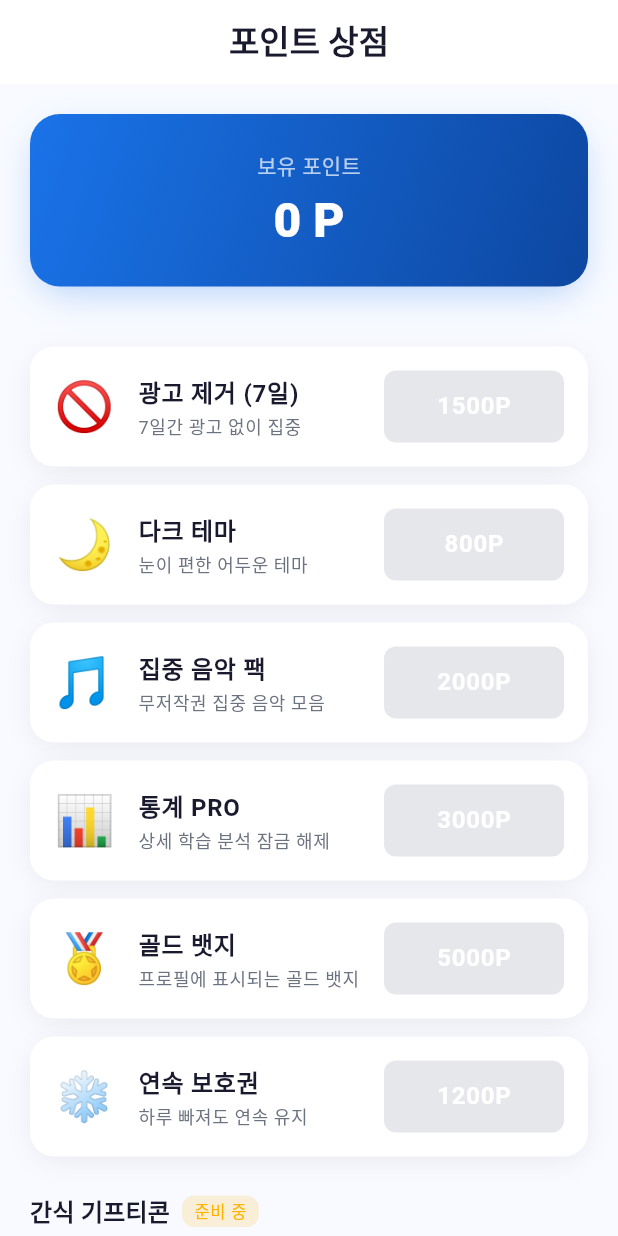
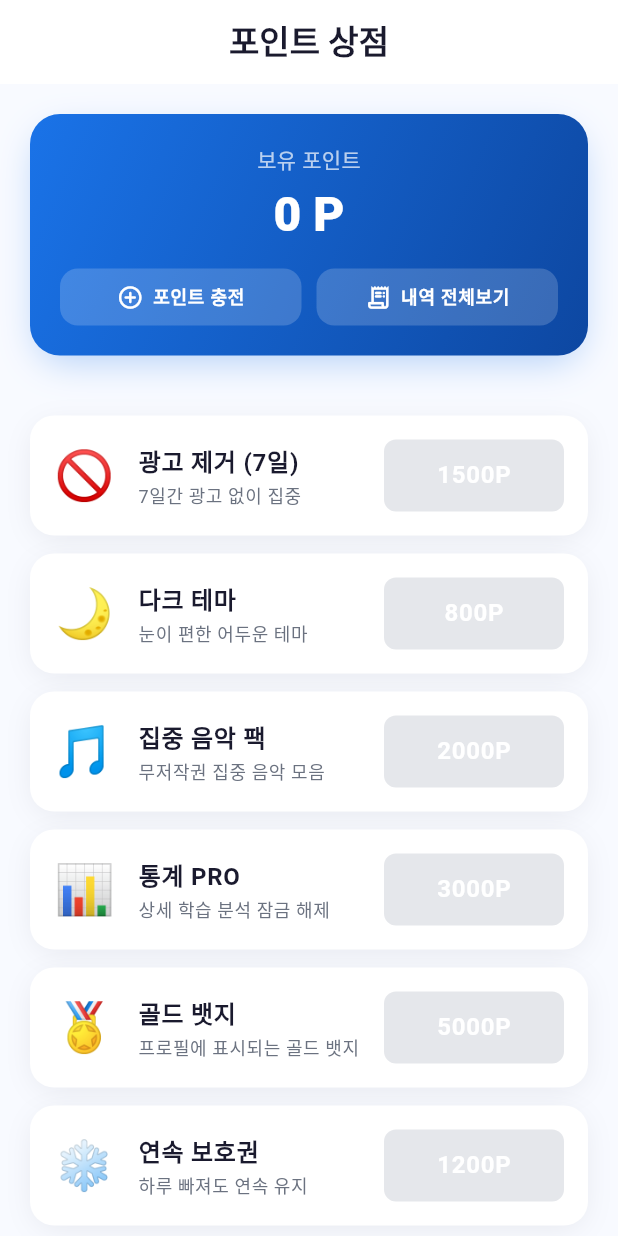
Before and after one commit to anchovy8781/studyfactory, a Flutter app: the PointStoreScreen screen opened by its route, on a phone screen of 412 x 824 dp. Run offline on Flutter 3.47's test engine with Material 3 defaults, Android fonts, the phone set to English and light mode, and no system bars; our stand-ins replace camera, cloud_firestore, dio, equatable, firebase_analytics, firebase_auth and 16 more; missing offline and left inert: google_mlkit_face_detection; accounts and stored records are empty; Roboto replaces fonts that are missing (Pretendard).

Commit message:
포인트 0 시작 + 내역(수령/교환/전체보기) + 충전→광고센터
- 가입 포인트 500 → 0 (활동으로 적립)
- RewardsService: 모든 포인트 변동을 pointHistory에 기록
  (공부/연속학습/추천인/구매)
- 포인트 내역 화면(/point-history): 전체보기·수령내역·교환내역 탭
- 포인트 상점 잔액 카드에 '포인트 충전'(→광고센터)·'내역 전체보기' 버튼
- 구매 시 차감 내역 기록

⚠️ Firestore 규칙에 users/{uid}/pointHistory 권한 필요

Co-Authored-By: Claude Opus 4.8 <noreply@anthropic.com>
Claude-Session: https://claude.ai/code/session_01HRsPvkXhWVbZvdjp6zzbXC

```diff
--- a/lib/core/router/app_router.dart
+++ b/lib/core/router/app_router.dart
@@ -28,6 +28,7 @@ import 'package:studyverse/features/auth/presentation/verify_email_screen.dart';
 import 'package:studyverse/features/legal/presentation/terms_screen.dart';
 import 'package:studyverse/features/legal/data/legal_documents.dart';
 import 'package:studyverse/features/store/presentation/point_store_screen.dart';
+import 'package:studyverse/features/store/presentation/point_history_screen.dart';
 import 'package:studyverse/features/ads/presentation/ad_center_screen.dart';
 import 'package:studyverse/features/notifications/presentation/notification_screen.dart';
 import 'package:studyverse/features/onboarding/presentation/onboarding_screen.dart';
@@ -172,6 +173,11 @@ final appRouterProvider = Provider<GoRouter>((ref) {
         path: '/store',
         pageBuilder: (context, state) =>
             _slidePage(state, const PointStoreScreen()),
+      ),
+      GoRoute(
+        path: '/point-history',
+        pageBuilder: (context, state) =>
+            _slidePage(state, const PointHistoryScreen()),
       ),
 
       // ── Ad center ───────────────────────────────────────────────────────
--- a/lib/features/auth/data/auth_repository.dart
+++ b/lib/features/auth/data/auth_repository.dart
@@ -73,7 +73,7 @@ class AuthRepository {
           'totalStudyHours': 0.0,
           'todayStudyHours': 0.0,
           'streakDays': 0,
-          'points': 500, // 첫 가입 보상
+          'points': 0, // 0부터 시작 (활동으로 적립)
           'role': 'user',
           'provider': 'email',
           'referralCode': referralCode,
--- a/lib/features/store/presentation/point_store_screen.dart
+++ b/lib/features/store/presentation/point_store_screen.dart
@@ -1,9 +1,11 @@
 import 'package:cloud_firestore/cloud_firestore.dart';
 import 'package:firebase_auth/firebase_auth.dart';
 import 'package:flutter/material.dart';
+import 'package:go_router/go_router.dart';
 import 'package:studyverse/core/constants/app_colors.dart';
 import 'package:studyverse/core/constants/app_sizes.dart';
 import 'package:studyverse/core/constants/app_text_styles.dart';
+import 'package:studyverse/core/services/rewards_service.dart';
 
 /// A purchasable store item.
 class _StoreItem {
@@ -56,7 +58,7 @@ class PointStoreScreen extends StatelessWidget {
 
                 return Column(
                   children: [
-                    _buildBalance(points),
+                    _buildBalance(context, points),
                     Expanded(
                       child: ListView(
                         padding: const EdgeInsets.all(AppSizes.paddingPageHorizontal),
@@ -145,11 +147,11 @@ class PointStoreScreen extends StatelessWidget {
     );
   }
 
-  Widget _buildBalance(int points) {
+  Widget _buildBalance(BuildContext context, int points) {
     return Container(
       width: double.infinity,
       margin: const EdgeInsets.all(AppSizes.paddingPageHorizontal),
-      padding: const EdgeInsets.symmetric(vertical: 24),
+      padding: const EdgeInsets.all(20),
       decoration: BoxDecoration(
         gradient: AppColors.primaryGradient,
         borderRadius: BorderRadius.circular(AppSizes.radiusXl),
@@ -163,7 +165,53 @@ class PointStoreScreen extends StatelessWidget {
           Text('$points P',
               style: AppTextStyles.headlineLarge.copyWith(
                   color: Colors.white, fontWeight: FontWeight.w800)),
+          const SizedBox(height: 16),
+          Row(
+            children: [
+              Expanded(
+                child: _balanceButton(
+                  icon: Icons.add_circle_outline_rounded,
+                  label: '포인트 충전',
+                  onTap: () => context.push('/ad-center'),
+                ),
+              ),
+              const SizedBox(width: 10),
+              Expanded(
+                child: _balanceButton(
+                  icon: Icons.receipt_long_rounded,
+                  label: '내역 전체보기',
+                  onTap: () => context.push('/point-history'),
+                ),
+              ),
+            ],
+          ),
         ],
+      ),
+    );
+  }
+
+  Widget _balanceButton(
+      {required IconData icon,
+      required String label,
+      required VoidCallback onTap}) {
+    return GestureDetector(
+      onTap: onTap,
+      child: Container(
+        padding: const EdgeInsets.symmetric(vertical: 10),
+        decoration: BoxDecoration(
+          color: Colors.white.withOpacity(0.18),
+          borderRadius: BorderRadius.circular(AppSizes.radiusMd),
+        ),
+        child: Row(
+          mainAxisAlignment: MainAxisAlignment.center,
+          children: [
+            Icon(icon, color: Colors.white, size: 18),
+            const SizedBox(width: 6),
+            Text(label,
+                style: AppTextStyles.labelMedium.copyWith(
+                    color: Colors.white, fontWeight: FontWeight.w700)),
+          ],
+        ),
       ),
     );
   }
@@ -270,6 +318,7 @@ class PointStoreScreen extends StatelessWidget {
           'ownedItems': FieldValue.arrayUnion([item.id]),
         });
       });
+      await RewardsService.instance.logPoints(-item.cost, '${item.title} 구매');
       messenger.showSnackBar(
         SnackBar(
           content: Text('${item.title} 구매 완료!'),
```
Also changed, not shown: lib/core/services/rewards_service.dart (+21 -2 lines), lib/features/store/presentation/point_history_screen.dart (added, +166 -0 lines).
